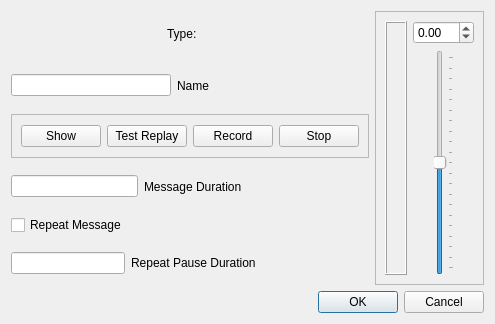
Old version of the form mqt/MqtLogger/txvminternalbuttondialog.ui in the repository Rsclub22/Minos2-Mirror.
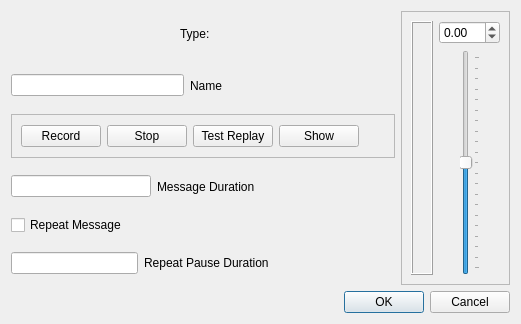
New version of the form. Custom widgets are drawn as their Qt base class.

Commit message: Re-arrange record/stop/test/show into a more logical order

What changed in the file:
```diff
--- a/mqt/MqtLogger/txvminternalbuttondialog.ui
+++ b/mqt/MqtLogger/txvminternalbuttondialog.ui
@@ -6,7 +6,7 @@
    <rect>
     <x>0</x>
     <y>0</y>
-    <width>425</width>
+    <width>521</width>
     <height>324</height>
    </rect>
   </property>
@@ -100,33 +100,6 @@
          <layout class="QVBoxLayout" name="verticalLayout_5">
           <item>
            <layout class="QHBoxLayout" name="horizontalLayout_5">
-            <item>
-             <widget class="QPushButton" name="showButton">
-              <property name="text">
-               <string>Show</string>
-              </property>
-             </widget>
-            </item>
-            <item>
-             <widget class="QPushButton" name="replayButton">
-              <property name="text">
-               <string>Test Replay</string>
-              </property>
-             </widget>
-            </item>
-            <item>
-             <spacer name="horizontalSpacer_6">
-              <property name="orientation">
-               <enum>Qt::Horizontal</enum>
-              </property>
-              <property name="sizeHint" stdset="0">
-               <size>
-                <width>8</width>
-                <height>20</height>
-               </size>
-              </property>
-             </spacer>
-            </item>
             <item>
              <widget class="QPushButton" name="recordButton">
               <property name="text">
@@ -134,19 +107,6 @@
               </property>
              </widget>
             </item>
-            <item>
-             <spacer name="horizontalSpacer_7">
-              <property name="orientation">
-               <enum>Qt::Horizontal</enum>
-              </property>
-              <property name="sizeHint" stdset="0">
-               <size>
-                <width>40</width>
-                <height>20</height>
-               </size>
-              </property>
-             </spacer>
-            </item>
             <item>
              <widget class="QPushButton" name="stopButton">
               <property name="text">
@@ -154,6 +114,33 @@
               </property>
              </widget>
             </item>
+            <item>
+             <widget class="QPushButton" name="replayButton">
+              <property name="text">
+               <string>Test Replay</string>
+              </property>
+             </widget>
+            </item>
+            <item>
+             <widget class="QPushButton" name="showButton">
+              <property name="text">
+               <string>Show</string>
+              </property>
+             </widget>
+            </item>
+            <item>
+             <spacer name="horizontalSpacer_7">
+              <property name="orientation">
+               <enum>Qt::Horizontal</enum>
+              </property>
+              <property name="sizeHint" stdset="0">
+               <size>
+                <width>40</width>
+                <height>20</height>
+               </size>
+              </property>
+             </spacer>
+            </item>
            </layout>
           </item>
          </layout>
```
The commit also changes 2 other files.
